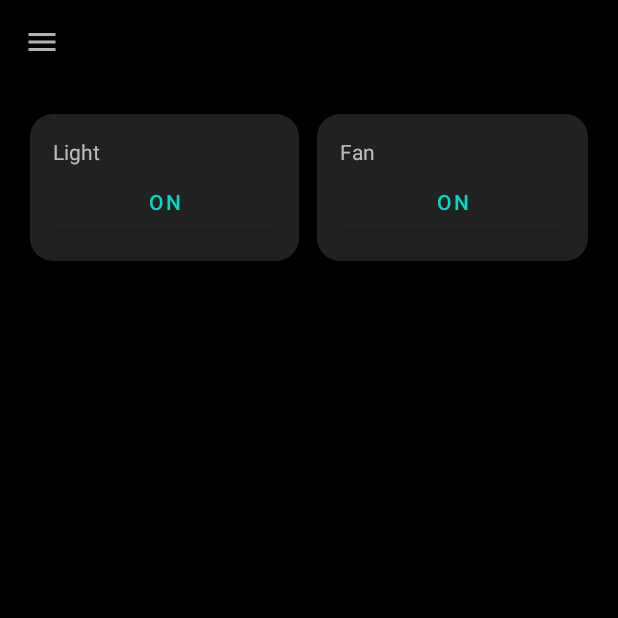
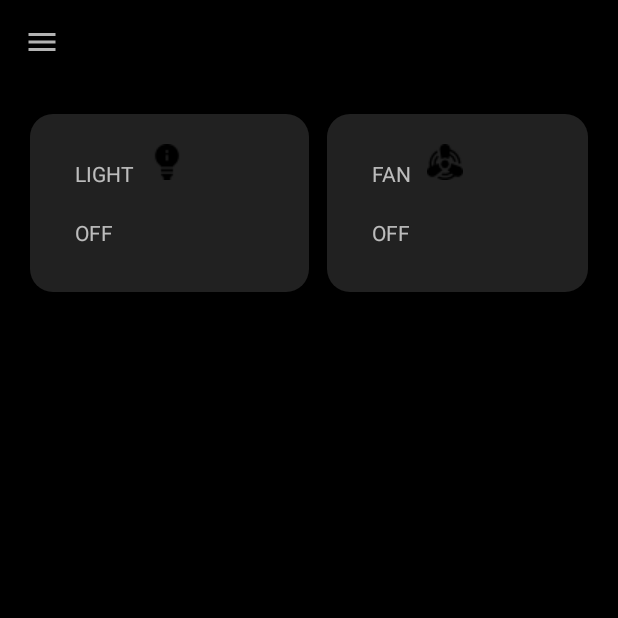
Before and after one commit to VenkateshRoshan/RPI-APP, an Android app: the screen it shows after launch (MainActivity), in the side drawer, after a tap on "Room_4", on a phone screen of 412 x 824 dp, the top half of it. Run offline under Robolectric (Android 15) with nearby library versions, the phone set to English and light mode, and no system bars; our stand-ins replace Firebase (no records; nobody signed in at launch, a user with empty details on screens opened directly).

Commit message:
Room_4 xml,java UI update

```diff
--- a/app/src/main/java/com/example/rpi/Room_4/Room_4.java
+++ b/app/src/main/java/com/example/rpi/Room_4/Room_4.java
@@ -5,7 +5,9 @@ import android.view.LayoutInflater;
 import android.view.View;
 import android.view.ViewGroup;
 import android.widget.Button;
+import android.widget.ImageView;
 import android.widget.LinearLayout;
+import android.widget.TextView;
 
 import androidx.annotation.NonNull;
 import androidx.annotation.Nullable;
@@ -17,19 +19,60 @@ import com.google.firebase.database.FirebaseDatabase;
 
 public class Room_4 extends Fragment {
 
-    public Button mButton1, mButton2;
+    //public Button mButton1, mButton2;
     FirebaseDatabase mDatabase;
     DatabaseReference mRef;
     String mLightPath = "Room_4/Light";
     String mFanPath = "Room_4/Fan";
     LinearLayout mLight, mFan;
+    TextView mLightState, mFanState;
+    ImageView mLightView;
 
     @Nullable
     @Override
     public View onCreateView(@NonNull LayoutInflater inflater, @Nullable ViewGroup container, @Nullable Bundle savedInstanceState) {
-        View root = inflater.inflate(R.layout.room_4, container, false);
+        View root = inflater.inflate(R.layout.room_4_new, container, false);
         mDatabase = FirebaseDatabase.getInstance();
-        mLight = root.findViewById(R.id.LightBG);
+        mLight = root.findViewById(R.id.LightButton);
+        mFan = root.findViewById(R.id.FanButton);
+        mLightState = root.findViewById(R.id.LightState);
+        mFanState = root.findViewById(R.id.FanState);
+        mLightView = root.findViewById(R.id.lightICON);
+        mLight.setOnClickListener(new View.OnClickListener() {
+            @Override
+            public void onClick(View view) {
+                mRef = mDatabase.getReference(mLightPath);
+
+                if (mLightState.getText().toString() == "ON") {
+                    mLightState.setText("OFF");
+                    mLight.setBackgroundResource(R.drawable.bg_button_off);
+                    mLightView.setBackgroundResource(R.drawable.lightoff);
+                    mRef.setValue("OFF");
+                } else {
+                    mLightState.setText("ON");
+                    mLight.setBackgroundResource(R.drawable.bg_button_on);
+                    mLightView.setBackgroundResource(R.drawable.lighton);
+                    mRef.setValue("ON");
+                }
+            }
+        });
+        mFan.setOnClickListener(new View.OnClickListener() {
+            @Override
+            public void onClick(View view) {
+                mRef = mDatabase.getReference(mFanPath);
+
+                if (mFanState.getText().toString() == "ON") {
+                    mFanState.setText("OFF");
+                    mFan.setBackgroundResource(R.drawable.bg_button_off);
+                    mRef.setValue("OFF");
+                } else {
+                    mFanState.setText("ON");
+                    mFan.setBackgroundResource(R.drawable.bg_button_on);
+                    mRef.setValue("ON");
+                }
+            }
+        });
+        /*mLight = root.findViewById(R.id.LightBG);
         mFan = root.findViewById(R.id.FanBG);
         mButton1 = root.findViewById(R.id.LightState);
         mButton2 = root.findViewById(R.id.FanState);
@@ -63,7 +106,7 @@ public class Room_4 extends Fragment {
                     mRef.setValue("ON");
                 }
             }
-        });
+        });*/
         return root;
     }
 }
--- a/app/src/main/res/layout/room_4_new.xml
+++ b/app/src/main/res/layout/room_4_new.xml
@@ -35,7 +35,7 @@
                 android:id="@+id/lightICON"
                 android:layout_width="wrap_content"
                 android:layout_height="wrap_content"
-                android:background="@mipmap/LightON" />
+                android:background="@drawable/lightoff" />
 
         </LinearLayout>
 
@@ -50,7 +50,7 @@
             android:layout_height="wrap_content"
             android:layout_weight=".5"
             android:padding="10sp"
-            android:text="ON" />
+            android:text="OFF" />
 
     </LinearLayout>
 
@@ -88,7 +88,7 @@
             <ImageView
                 android:layout_width="wrap_content"
                 android:layout_height="wrap_content"
-                android:background="@mipmap/fan" />
+                android:background="@drawable/fan" />
 
         </LinearLayout>
 
@@ -103,7 +103,7 @@
             android:layout_height="wrap_content"
             android:layout_weight=".5"
             android:padding="10sp"
-            android:text="ON" />
+            android:text="OFF" />
 
     </LinearLayout>
 
```
Also changed, not shown: app/src/main/res/drawable-v24/fan.png (renamed from app/src/main/res/mipmap-hdpi/fan.png), app/src/main/res/drawable-v24/lightoff.png (renamed from app/src/main/res/mipmap-hdpi/lightoff.png), app/src/main/res/drawable-v24/lighton.png (renamed from app/src/main/res/mipmap-hdpi/lighton.png).
